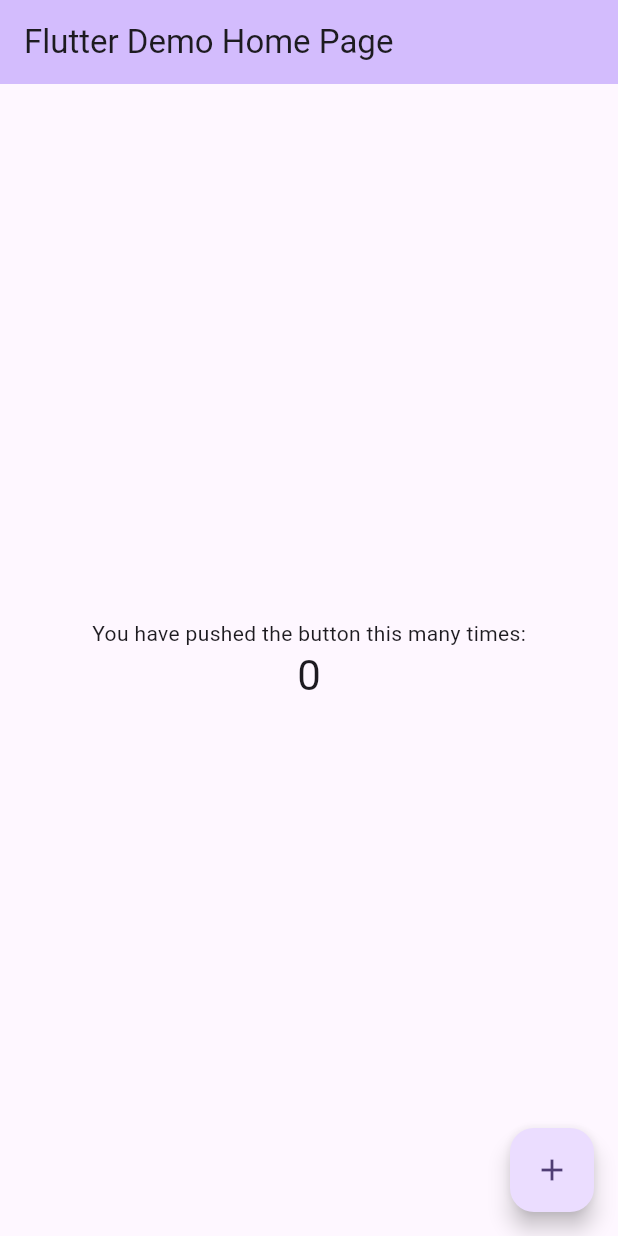
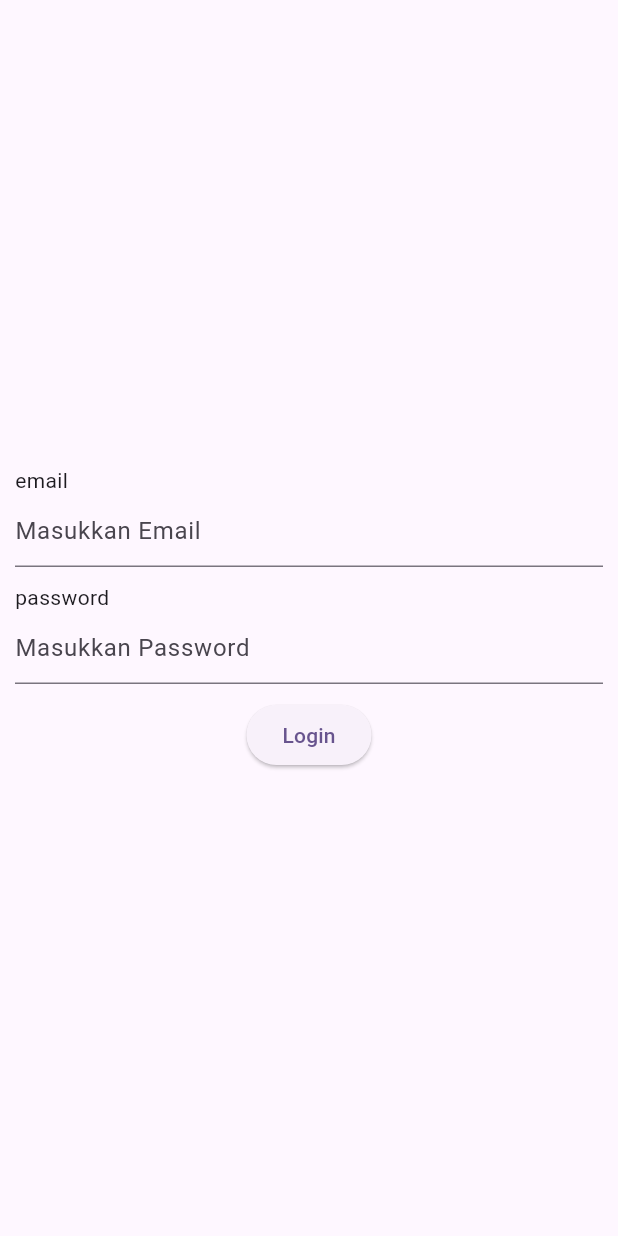
Before and after one commit to MochamadLukyAdithia/SiKeZ, a Flutter app: the screen it shows after launch, on a phone screen of 412 x 824 dp. Run offline on Flutter 3.47's test engine with Material 3 defaults, Android fonts, the light colour scheme and no system bars; drawn by our look-alikes of flutter_form_builder; our stand-ins replace connectivity_plus, dartz, dio, flutter_secure_storage, flutter_svg, get and 2 more.

Commit message:
update login feature

```diff
--- /dev/null
+++ b/devtools_options.yaml
@@ -0,0 +1 @@
+extensions:
--- a/lib/core/network/enpoints.dart
+++ b/lib/core/network/enpoints.dart
@@ -1,3 +1,4 @@
 class AppEndpoints {
-  static String baseUrl = "";
+  static String baseUrl = "http://192.168.1.9:8080";
+  static String login = "/login";
 }
--- a/lib/core/route/routes.dart
+++ b/lib/core/route/routes.dart
@@ -1,13 +1,15 @@
 import 'package:get/get.dart';
+import 'package:hmj_apps/presentation/auth/controller/auth_binding.dart';
+import 'package:hmj_apps/presentation/auth/screen/login_screen.dart';
 
 class AppRoute {
-  static const navPage = "/";
+  static const loginPage = "/";
 
   static final List<GetPage> routes = [
-    // GetPage(
-    //   name: AppRoute.navPage,
-    //   page: () => const NavigationPage(),
-    //   binding: NavigationBinding(),
-    // ),
+    GetPage(
+      name: AppRoute.loginPage,
+      page: () => const LoginScreen(),
+      binding: AuthBinding(),
+    ),
   ];
 }
--- /dev/null
+++ b/lib/data/repository/auth_repository.dart
@@ -0,0 +1,26 @@
+import 'package:dartz/dartz.dart';
+import 'package:hmj_apps/core/network/enpoints.dart';
+import 'package:hmj_apps/core/network/token_service.dart';
+import 'package:hmj_apps/data/models/auth/user_model.dart';
+import 'package:hmj_apps/data/repository/base/base_repository.dart';
+
+class AuthRepository extends BaseRepository {
+  final TokenService tokenService;
+
+  AuthRepository(super.dio, super.connectionChecker, this.tokenService);
+
+  Future<Either<String, TokenModel>> login(String email, String pass) async {
+    return sendRequest<TokenModel>(() async {
+      final response = await dio.post(AppEndpoints.login, data: {
+        'email': email,
+        'password': pass,
+      });
+
+      // final response = await dio.get(AppEndpoints.login);
+
+      final token = TokenModel.fromJson(response.data);
+
+      return token;
+    });
+  }
+}
--- a/lib/main.dart
+++ b/lib/main.dart
@@ -1,125 +1,29 @@
 import 'package:flutter/material.dart';
+import 'package:get/get.dart';
+import 'package:hmj_apps/core/injector/injector.dart';
+import 'package:hmj_apps/core/route/routes.dart';
+import 'package:hmj_apps/core/theme/app_color_theme.dart';
+import 'package:hmj_apps/core/theme/theme_controller.dart';
 
 void main() {
+  WidgetsFlutterBinding.ensureInitialized();
+  configureDependencies();
+  Get.put(ThemeController(
+      darkAppTheme: DarkAppTheme(), lightAppTheme: LightAppTheme()));
   runApp(const MyApp());
 }
 
 class MyApp extends StatelessWidget {
   const MyApp({super.key});
-
-  // This widget is the root of your application.
   @override
   Widget build(BuildContext context) {
-    return MaterialApp(
-      title: 'Flutter Demo',
-      theme: ThemeData(
-        // This is the theme of your application.
-        //
-        // TRY THIS: Try running your application with "flutter run". You'll see
-        // the application has a purple toolbar. Then, without quitting the app,
-        // try changing the seedColor in the colorScheme below to Colors.green
-        // and then invoke "hot reload" (save your changes or press the "hot
-        // reload" button in a Flutter-supported IDE, or press "r" if you used
-        // the command line to start the app).
-        //
-        // Notice that the counter didn't reset back to zero; the application
-        // state is not lost during the reload. To reset the state, use hot
-        // restart instead.
-        //
-        // This works for code too, not just values: Most code changes can be
-        // tested with just a hot reload.
-        colorScheme: ColorScheme.fromSeed(seedColor: Colors.deepPurple),
-        useMaterial3: true,
-      ),
-      home: const MyHomePage(title: 'Flutter Demo Home Page'),
-    );
+    return GetMaterialApp(
+        debugShowCheckedModeBanner: false,
+        title: 'Flutter Demo',
+        theme: ThemeData(
+          colorScheme: ColorScheme.fromSeed(seedColor: Colors.deepPurple),
+          useMaterial3: true,
+        ),
+        getPages: AppRoute.routes);
   }
 }
-
-class MyHomePage extends StatefulWidget {
-  const MyHomePage({super.key, required this.title});
-
-  // This widget is the home page of your application. It is stateful, meaning
-  // that it has a State object (defined below) that contains fields that affect
-  // how it looks.
-
-  // This class is the configuration for the state. It holds the values (in this
-  // case the title) provided by the parent (in this case the App widget) and
-  // used by the build method of the State. Fields in a Widget subclass are
-  // always marked "final".
-
-  final String title;
-
-  @override
-  State<MyHomePage> createState() => _MyHomePageState();
-}
-
-class _MyHomePageState extends State<MyHomePage> {
-  int _counter = 0;
-
-  void _incrementCounter() {
-    setState(() {
-      // This call to setState tells the Flutter framework that something has
-      // changed in this State, which causes it to rerun the build method below
-      // so that the display can reflect the updated values. If we changed
-      // _counter without calling setState(), then the build method would not be
-      // called again, and so nothing would appear to happen.
-      _counter++;
-    });
-  }
-
-  @override
-  Widget build(BuildContext context) {
-    // This method is rerun every time setState is called, for instance as done
-    // by the _incrementCounter method above.
-    //
-    // The Flutter framework has been optimized to make rerunning build methods
-    // fast, so that you can just rebuild anything that needs updating rather
-    // than having to individually change instances of widgets.
-    return Scaffold(
-      appBar: AppBar(
-        // TRY THIS: Try changing the color here to a specific color (to
-        // Colors.amber, perhaps?) and trigger a hot reload to see the AppBar
-        // change color while the other colors stay the same.
-        backgroundColor: Theme.of(context).colorScheme.inversePrimary,
-        // Here we take the value from the MyHomePage object that was created by
-        // the App.build method, and use it to set our appbar title.
-        title: Text(widget.title),
-      ),
-      body: Center(
-        // Center is a layout widget. It takes a single child and positions it
-        // in the middle of the parent.
-        child: Column(
-          // Column is also a layout widget. It takes a list of children and
-          // arranges them vertically. By default, it sizes itself to fit its
-          // children horizontally, and tries to be as tall as its parent.
-          //
-          // Column has various properties to control how it sizes itself and
-          // how it positions its children. Here we use mainAxisAlignment to
-          // center the children vertically; the main axis here is the vertical
-          // axis because Columns are vertical (the cross axis would be
-          // horizontal).
-          //
-          // TRY THIS: Invoke "debug painting" (choose the "Toggle Debug Paint"
-          // action in the IDE, or press "p" in the console), to see the
-          // wireframe for each widget.
-          mainAxisAlignment: MainAxisAlignment.center,
-          children: <Widget>[
-            const Text(
-              'You have pushed the button this many times:',
-            ),
-            Text(
-              '$_counter',
-              style: Theme.of(context).textTheme.headlineMedium,
-            ),
-          ],
-        ),
-      ),
-      floatingActionButton: FloatingActionButton(
-        onPressed: _incrementCounter,
-        tooltip: 'Increment',
-        child: const Icon(Icons.add),
-      ), // This trailing comma makes auto-formatting nicer for build methods.
-    );
-  }
-}
--- /dev/null
+++ b/lib/presentation/auth/controller/auth_binding.dart
@@ -0,0 +1,11 @@
+import 'package:get/get.dart';
+import 'package:hmj_apps/core/injector/injector.dart';
+import 'package:hmj_apps/presentation/auth/controller/auth_controller.dart';
+
+class AuthBinding extends Bindings {
+  @override
+  void dependencies() {
+    // TODO: implement dependencies
+    Get.put(getIt<AuthController>());
+  }
+}
--- /dev/null
+++ b/lib/presentation/auth/controller/auth_controller.dart
@@ -0,0 +1,28 @@
+import 'dart:developer';
+
+import 'package:flutter/material.dart';
+import 'package:flutter_form_builder/flutter_form_builder.dart';
+import 'package:hmj_apps/core/controller/base_controller.dart';
+import 'package:hmj_apps/data/repository/auth_repository.dart';
+
+class AuthController extends BaseController {
+  final AuthRepository authRepository;
+  final GlobalKey<FormBuilderState> formKey = GlobalKey<FormBuilderState>();
+  AuthController(this.authRepository);
+
+  login() async {
+    String email = formKey.currentState!.value['email'];
+    String password = formKey.currentState!.value['password'];
+
+    final result = await authRepository.login(email,password);
+
+    result.fold(
+      (l) => showErrorPopup(errorMessage: l),
+      (r) async {
+        showSuccessSnackbar(message: "Selamat Datang!");
+        log(r.message);
+      },
+    );
+    setIsLoading = false;
+  }
+}
--- /dev/null
+++ b/lib/presentation/auth/screen/login_screen.dart
@@ -0,0 +1,59 @@
+import "package:flutter/material.dart";
+import "package:flutter_form_builder/flutter_form_builder.dart";
+import "package:get/get.dart";
+import "package:hmj_apps/core/helper/form_validation.dart";
+import "package:hmj_apps/core/theme/theme_controller.dart";
+import "package:hmj_apps/presentation/auth/controller/auth_controller.dart";
+import 'package:hmj_apps/presentation/shared/custom_text_field.dart';
+
+class LoginScreen extends GetView<AuthController> {
+  const LoginScreen({super.key});
+
+  @override
+  Widget build(BuildContext context) {
+    final themeController = ThemeController.find;
+    return Scaffold(
+      body: SafeArea(
+        child: Container(
+          width: MediaQuery.of(context).size.width,
+          height: MediaQuery.of(context).size.height,
+          margin: const EdgeInsets.all(10),
+          child: FormBuilder(
+            key: controller.formKey,
+            child: Column(
+              mainAxisAlignment: MainAxisAlignment.center,
+              children: [
+                CustomTextWithTitle(
+                  name: "email",
+                  validator: FormValidation.isEmail,
+                  hintText: "Masukkan Email",
+                ),
+                const SizedBox(
+                  height: 10,
+                ),
+                CustomTextWithTitle(
+                  name: "password",
+                  validator: FormValidation.isValidPassword,
+                  hintText: "Masukkan Password",
+                ),
+                const SizedBox(
+                  height: 10,
+                ),
+                ElevatedButton(
+                    onPressed: () {
+
+                        if (controller.formKey.currentState != null &&
+                                controller.formKey.currentState!
+                                    .saveAndValidate()) {
+                                controller.login();
+                            }
+                    },
+                    child: const Text("Login"))
+              ],
+            ),
+          ),
+        ),
+      ),
+    );
+  }
+}
--- /dev/null
+++ b/lib/presentation/shared/custom_text_field.dart
@@ -0,0 +1,45 @@
+import 'package:flutter/material.dart';
+import 'package:flutter_form_builder/flutter_form_builder.dart';
+
+class CustomTextField extends StatelessWidget {
+  final String name;
+  final String? Function(String?) validator;
+  final String? hintText;
+  const CustomTextField(
+      {super.key, required this.name, required this.validator, this.hintText});
+
+  @override
+  Widget build(BuildContext context) {
+    return FormBuilderTextField(
+      name: name,
+      validator: validator,
+      onTapOutside: (_) => FocusScope.of(context).unfocus(),
+      decoration: InputDecoration(hintText: hintText),
+    );
+  }
+}
+
+class CustomTextWithTitle extends StatelessWidget {
+  final String name;
+  final String? Function(String?) validator;
+  final String? hintText;
+  const CustomTextWithTitle(
+      {super.key, required this.name, required this.validator, this.hintText});
+
+  @override
+  Widget build(BuildContext context) {
+    return Container(
+      child: Column(
+        crossAxisAlignment: CrossAxisAlignment.start,
+        children: [
+          Text(name),
+          CustomTextField(
+            name: name,
+            validator: validator,
+            hintText: hintText,
+          )
+        ],
+      ),
+    );
+  }
+}
```
Also changed, not shown: lib/core/injector/injector.dart (+18 -10 lines), lib/data/models/auth/user_model.dart (added, +11 -0 lines), lib/data/repository/base/base_repository.dart (added, +38 -0 lines), 1 other file.
